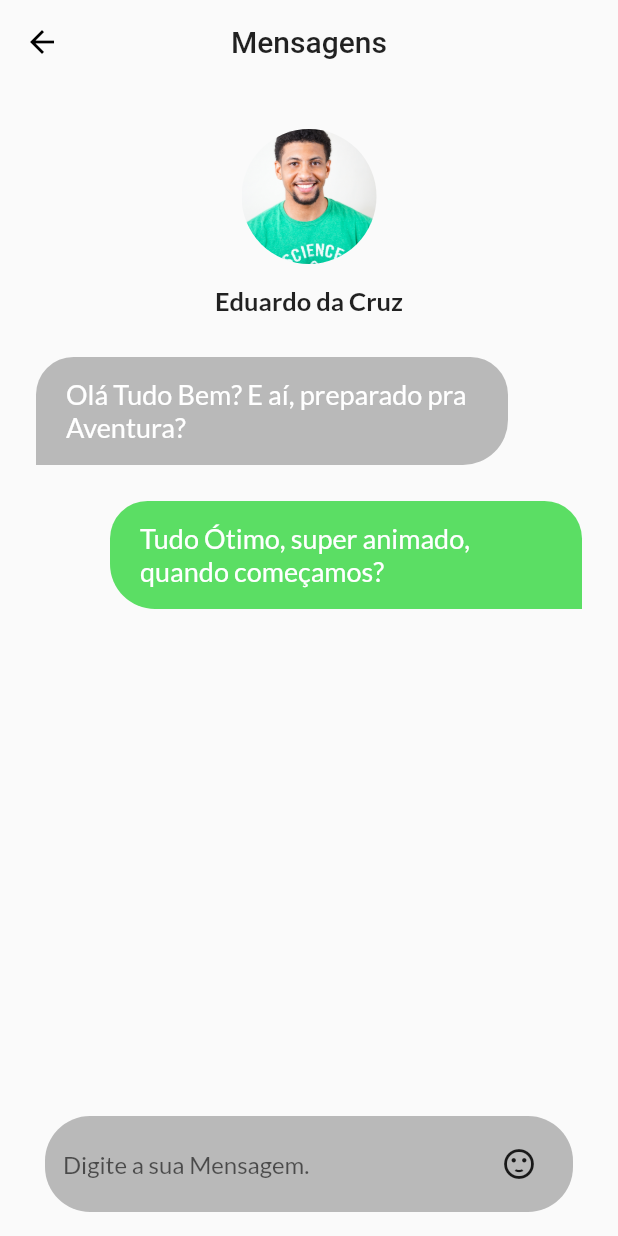
After one commit to BrunoRibeiro147/Project_InGuia, a Flutter app: the DetailChat screen opened directly, on a phone screen of 412 x 824 dp. The commit adds this screen. Run offline on Flutter 3.47's test engine with Material 2 defaults, Android fonts, the phone set to English and light mode, and no system bars; our stand-ins replace flutter_rating_bar, flutter_swiper, geolocator, google_fonts, google_maps_flutter, permission_handler; missing offline and left inert: permission_handler_platform_interface.

Commit message:
Added Chat and Detail Guide

```diff
--- a/lib/Pages/Chat/chat_page.dart
+++ b/lib/Pages/Chat/chat_page.dart
@@ -1,4 +1,5 @@
 import 'package:flutter/material.dart';
+import 'package:inguia/Pages/Chat/detailChat_page.dart';
 import 'package:inguia/models/chats_model.dart';
 import 'package:inguia/models/guides_model.dart';
 
@@ -164,7 +165,8 @@ class ChatTile extends StatelessWidget {
     return InkWell(
       splashColor: Colors.black38,
       onTap: () {
-        print("Working..");
+        Navigator.of(context)
+            .push(MaterialPageRoute(builder: (context) => DetailChat()));
       },
       child: Container(
         margin: EdgeInsets.symmetric(vertical: 16),
--- /dev/null
+++ b/lib/Pages/Chat/detailChat_page.dart
@@ -0,0 +1,147 @@
+import 'package:flutter/material.dart';
+import 'package:inguia/models/messages_model.dart';
+
+class DetailChat extends StatefulWidget {
+  DetailChat({Key key}) : super(key: key);
+
+  @override
+  _DetailChatState createState() => _DetailChatState();
+}
+
+class _DetailChatState extends State<DetailChat> {
+  @override
+  Widget build(BuildContext context) {
+    return Scaffold(
+      appBar: AppBar(
+        title: Text('Mensagens'),
+        centerTitle: true,
+        backgroundColor: Colors.transparent,
+        elevation: 0,
+        leading: IconButton(
+          onPressed: () => Navigator.pop(context),
+          icon: Icon(Icons.arrow_back),
+          tooltip: 'Voltar',
+        ),
+      ),
+      body: Container(
+        width: MediaQuery.of(context).size.width,
+        child: Column(
+          crossAxisAlignment: CrossAxisAlignment.center,
+          children: <Widget>[
+            SizedBox(
+              height: 30,
+            ),
+            ClipRRect(
+              borderRadius: BorderRadius.circular(60),
+              child: Image.asset(
+                "images/guides/man1.jpg",
+                height: 90,
+                width: 90,
+                fit: BoxFit.cover,
+              ),
+            ),
+            SizedBox(
+              height: 14,
+            ),
+            Text(
+              'Eduardo da Cruz',
+              style: TextStyle(
+                color: Colors.black87,
+                fontSize: 17,
+                fontWeight: FontWeight.w600,
+              ),
+            ),
+            SizedBox(
+              height: 28,
+            ),
+            Container(
+              padding: EdgeInsets.symmetric(
+                horizontal: 24,
+              ),
+              child: ListView.builder(
+                itemCount: messages.length,
+                shrinkWrap: true,
+                itemBuilder: (context, index) {
+                  return ChattingTile(
+                    message: messages[index].message,
+                    isByMe: messages[index].isByMe,
+                  );
+                },
+              ),
+            ),
+          ],
+        ),
+      ),
+      bottomSheet: Container(
+        padding: EdgeInsets.symmetric(vertical: 16, horizontal: 30),
+        width: MediaQuery.of(context).size.width,
+        child: Container(
+          padding: EdgeInsets.symmetric(vertical: 8, horizontal: 12),
+          decoration: BoxDecoration(
+            color: Colors.black26,
+            borderRadius: BorderRadius.circular(30),
+          ),
+          child: Row(
+            mainAxisAlignment: MainAxisAlignment.spaceEvenly,
+            children: <Widget>[
+              Expanded(
+                child: TextField(
+                  decoration: InputDecoration.collapsed(
+                    hintText: 'Digite a sua Mensagem.',
+                    hintStyle: TextStyle(
+                      fontSize: 16,
+                      fontWeight: FontWeight.w500,
+                    ),
+                  ),
+                ),
+              ),
+              IconButton(
+                onPressed: () {},
+                icon: Icon(Icons.sentiment_satisfied),
+              )
+            ],
+          ),
+        ),
+      ),
+    );
+  }
+}
+
+class ChattingTile extends StatelessWidget {
+  final bool isByMe;
+  final String message;
+  ChattingTile({@required this.isByMe, @required this.message});
+
+  @override
+  Widget build(BuildContext context) {
+    return Container(
+      margin: EdgeInsets.only(bottom: 24),
+      alignment: isByMe ? Alignment.centerRight : Alignment.centerLeft,
+      child: Container(
+        decoration: BoxDecoration(
+          color: isByMe ? Theme.of(context).primaryColorLight : Colors.black26,
+          borderRadius: BorderRadius.only(
+            topLeft: Radius.circular(25),
+            topRight: Radius.circular(25),
+            bottomLeft: isByMe ? Radius.circular(30) : Radius.circular(0),
+            bottomRight: isByMe ? Radius.circular(0) : Radius.circular(30),
+          ),
+        ),
+        padding: EdgeInsets.symmetric(vertical: 14, horizontal: 20),
+        child: Container(
+          constraints: BoxConstraints(
+            maxWidth: MediaQuery.of(context).size.width * 2 / 3,
+          ),
+          child: Text(
+            message,
+            style: TextStyle(
+              color: Colors.white,
+              fontSize: 18,
+              fontWeight: FontWeight.w500,
+            ),
+          ),
+        ),
+      ),
+    );
+  }
+}
--- a/lib/Pages/Home/home_page.dart
+++ b/lib/Pages/Home/home_page.dart
@@ -287,7 +287,7 @@ class _HomePageState extends State<HomePage> {
               ),
             ),
             Container(
-              height: 181,
+              height: 180,
               child: ListView.builder(
                 padding: EdgeInsets.only(left: 16),
                 itemCount: tours.length,
--- a/lib/Pages/Login/login_page.dart
+++ b/lib/Pages/Login/login_page.dart
@@ -23,7 +23,8 @@ class _LoginPageState extends State<LoginPage> {
           labelText: title,
           focusedBorder: OutlineInputBorder(
               borderSide: BorderSide(color: Theme.of(context).primaryColor)),
-          enabledBorder: OutlineInputBorder(),
+          enabledBorder:
+              OutlineInputBorder(borderRadius: BorderRadius.circular(21)),
           labelStyle: TextStyle(color: Colors.grey[400]),
         ),
       ),
--- a/lib/Pages/Register/register_page.dart
+++ b/lib/Pages/Register/register_page.dart
@@ -23,7 +23,9 @@ class _RegisterPageState extends State<RegisterPage> {
           labelText: title,
           focusedBorder: OutlineInputBorder(
               borderSide: BorderSide(color: Theme.of(context).primaryColor)),
-          enabledBorder: OutlineInputBorder(),
+          enabledBorder: OutlineInputBorder(
+            borderRadius: BorderRadius.circular(21),
+          ),
           labelStyle: TextStyle(color: Colors.grey[400]),
         ),
       ),
--- /dev/null
+++ b/lib/models/messages_model.dart
@@ -0,0 +1,21 @@
+class MessagesModel {
+  String message;
+  bool isByMe;
+
+  MessagesModel(this.message, this.isByMe);
+}
+
+List<MessagesModel> messages = messagesData
+    .map((message) => MessagesModel(message['message'], message['isByMe']))
+    .toList();
+
+var messagesData = [
+  {
+    "message": "Olá Tudo Bem? E aí, preparado pra Aventura?",
+    "isByMe": false,
+  },
+  {
+    "message": "Tudo Ótimo, super animado, quando começamos?",
+    "isByMe": true,
+  }
+];
```
Also changed, not shown: lib/Pages/Guides/detailGuides_page.dart (added, +330 -0 lines), lib/Pages/Guides/guides_page.dart (+17 -1 lines).
